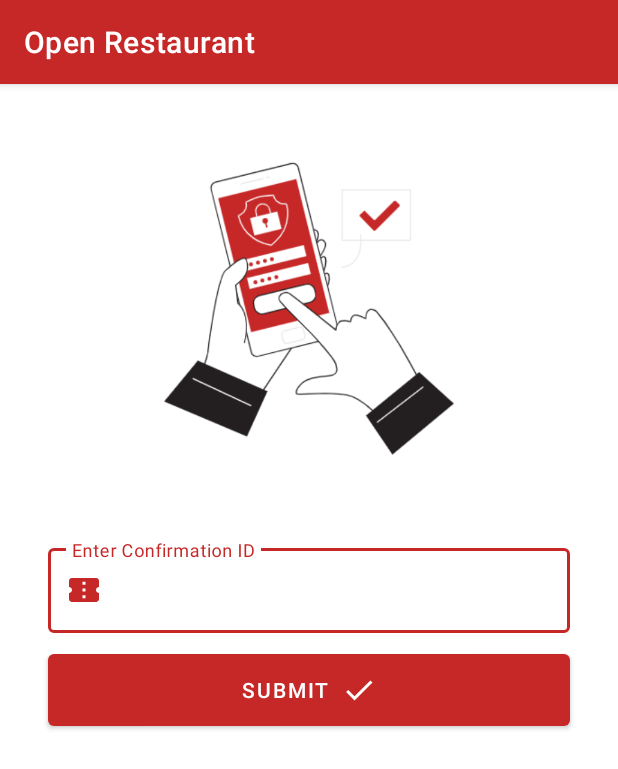
After one commit to AceAltair13/OpenRestaurant, an Android app: the ConfirmOrder screen opened directly, with no data from a screen before it, on a phone screen of 412 x 824 dp. The commit adds this screen. Shown: the top 769 px of the screen. Run offline under Robolectric (Android 15) with nearby library versions, the phone set to English and light mode, and no system bars; Roboto replaces fonts that are not available here.

Commit message:
add confirm order

```diff
--- a/app/src/main/AndroidManifest.xml
+++ b/app/src/main/AndroidManifest.xml
@@ -9,6 +9,9 @@
         android:roundIcon="@mipmap/ic_launcher_round"
         android:supportsRtl="true"
         android:theme="@style/Theme.OpenRestaurant">
+        <activity
+            android:name=".ConfirmOrder"
+            android:exported="true" />
         <activity
             android:name=".RestaurantDashboard"
             android:exported="true" />
--- /dev/null
+++ b/app/src/main/java/com/example/openrestaurant/ConfirmOrder.kt
@@ -0,0 +1,23 @@
+package com.example.openrestaurant
+
+import androidx.appcompat.app.AppCompatActivity
+import android.os.Bundle
+import android.widget.Button
+import android.widget.Toast
+import com.google.android.material.textfield.TextInputEditText
+
+class ConfirmOrder : AppCompatActivity() {
+    override fun onCreate(savedInstanceState: Bundle?) {
+        super.onCreate(savedInstanceState)
+        setContentView(R.layout.activity_confirm_order)
+
+        findViewById<Button>(R.id.confirmIdButton).setOnClickListener {
+            val confirmationID = findViewById<TextInputEditText>(R.id.confirmIdTextField).editableText.toString()
+            if (confirmationID.isNotEmpty()) {
+                // TODO: Remove Toast and Add Confirmation ID Logic
+                Toast.makeText(this, "Order ID: $confirmationID", Toast.LENGTH_SHORT).show()
+            }
+
+        }
+    }
+}
--- a/app/src/main/java/com/example/openrestaurant/MainActivity.kt
+++ b/app/src/main/java/com/example/openrestaurant/MainActivity.kt
@@ -1,12 +1,27 @@
 package com.example.openrestaurant
 
+import android.content.Intent
 import androidx.appcompat.app.AppCompatActivity
 import android.os.Bundle
+import android.widget.Button
 
 class MainActivity : AppCompatActivity() {
     override fun onCreate(savedInstanceState: Bundle?) {
         super.onCreate(savedInstanceState)
         setContentView(R.layout.activity_main)
         this.supportActionBar!!.hide()
+
+        // TODO: Add MainActivity Logic
+
+        findViewById<Button>(R.id.customerLoginButton).setOnClickListener {
+            startActivity(
+                Intent(
+                    this,
+                    ConfirmOrder::class.java,
+                )
+            )
+        }
+
+
     }
 }
--- a/app/src/main/java/com/example/openrestaurant/RestaurantDashboard.kt
+++ b/app/src/main/java/com/example/openrestaurant/RestaurantDashboard.kt
@@ -8,5 +8,6 @@ class RestaurantDashboard : AppCompatActivity() {
     override fun onCreate(savedInstanceState: Bundle?) {
         super.onCreate(savedInstanceState)
         setContentView(R.layout.activity_restaurant_dashboard)
+        this.supportActionBar!!.hide()
     }
 }
--- /dev/null
+++ b/app/src/main/res/layout/activity_confirm_order.xml
@@ -0,0 +1,58 @@
+<?xml version="1.0" encoding="utf-8"?>
+<androidx.constraintlayout.widget.ConstraintLayout xmlns:android="http://schemas.android.com/apk/res/android"
+    xmlns:app="http://schemas.android.com/apk/res-auto"
+    xmlns:tools="http://schemas.android.com/tools"
+    android:layout_width="match_parent"
+    android:layout_height="match_parent"
+    tools:context=".ConfirmOrder">
+
+    <ImageView
+        android:id="@+id/confirmationIdImage"
+        android:layout_width="wrap_content"
+        android:layout_height="300dp"
+        app:layout_constraintEnd_toEndOf="parent"
+        app:layout_constraintStart_toStartOf="parent"
+        app:layout_constraintTop_toTopOf="parent"
+        app:srcCompat="@drawable/confirmation_id" />
+
+    <com.google.android.material.textfield.TextInputLayout
+        android:id="@+id/confirmOrder"
+        style="@style/Widget.MaterialComponents.TextInputLayout.OutlinedBox"
+        android:layout_width="0dp"
+        android:layout_height="wrap_content"
+        android:layout_marginStart="32dp"
+        android:layout_marginLeft="32dp"
+        android:layout_marginTop="4dp"
+        android:layout_marginEnd="32dp"
+        android:layout_marginRight="32dp"
+        app:layout_constraintEnd_toEndOf="parent"
+        app:layout_constraintStart_toStartOf="parent"
+        app:layout_constraintTop_toBottomOf="@+id/confirmationIdImage"
+        app:passwordToggleEnabled="false"
+        app:startIconDrawable="@drawable/ic_baseline_confirmation_number"
+        app:startIconTint="@color/primaryColor">
+
+        <com.google.android.material.textfield.TextInputEditText
+            android:id="@+id/confirmIdTextField"
+            android:layout_width="match_parent"
+            android:layout_height="wrap_content"
+            android:hint="@string/enter_confirmation_id"
+            android:inputType="number" />
+    </com.google.android.material.textfield.TextInputLayout>
+
+    <Button
+        android:id="@+id/confirmIdButton"
+        android:layout_width="0dp"
+        android:layout_height="wrap_content"
+        android:layout_marginTop="8dp"
+        android:padding="12dp"
+        android:text="@string/submitConfirmationId"
+        android:textColor="@color/primaryTextColor"
+        app:icon="@drawable/ic_baseline_check"
+        app:iconGravity="textEnd"
+        app:iconTint="@color/primaryTextColor"
+        app:layout_constraintEnd_toEndOf="@+id/confirmOrder"
+        app:layout_constraintStart_toStartOf="@+id/confirmOrder"
+        app:layout_constraintTop_toBottomOf="@+id/confirmOrder" />
+
+</androidx.constraintlayout.widget.ConstraintLayout>
--- a/app/src/main/res/values-night/themes.xml
+++ b/app/src/main/res/values-night/themes.xml
@@ -2,13 +2,13 @@
     <!-- Base application theme. -->
     <style name="Theme.OpenRestaurant" parent="Theme.MaterialComponents.DayNight.DarkActionBar">
         <!-- Primary brand color. -->
-        <item name="colorPrimary">@color/purple_200</item>
-        <item name="colorPrimaryVariant">@color/purple_700</item>
-        <item name="colorOnPrimary">@color/black</item>
+        <item name="colorPrimary">@color/primaryColor</item>
+        <item name="colorPrimaryVariant">@color/primaryDarkColor</item>
+        <item name="colorOnPrimary">@color/primaryLightColor</item>
         <!-- Secondary brand color. -->
-        <item name="colorSecondary">@color/teal_200</item>
-        <item name="colorSecondaryVariant">@color/teal_200</item>
-        <item name="colorOnSecondary">@color/black</item>
+        <item name="colorSecondary">@color/secondaryColor</item>
+        <item name="colorSecondaryVariant">@color/secondaryDarkColor</item>
+        <item name="colorOnSecondary">@color/secondaryLightColor</item>
         <!-- Status bar color. -->
         <item name="android:statusBarColor" tools:targetApi="l">?attr/colorPrimaryVariant</item>
         <!-- Customize your theme here. -->
--- a/app/src/main/res/values/strings.xml
+++ b/app/src/main/res/values/strings.xml
@@ -13,4 +13,7 @@
     <string name="edit_restaurant_menu">Edit Restaurant Menu</string>
     <string name="edit_restaurant_details">Edit Restaurant Details</string>
     <string name="logout">Logout</string>
+    <!-- Confirm Order -->
+    <string name="enter_confirmation_id">Enter Confirmation ID</string>
+    <string name="submitConfirmationId">Submit</string>
 </resources>
```
Also changed, not shown: app/src/main/res/drawable-v24/confirmation_id.png (added).
